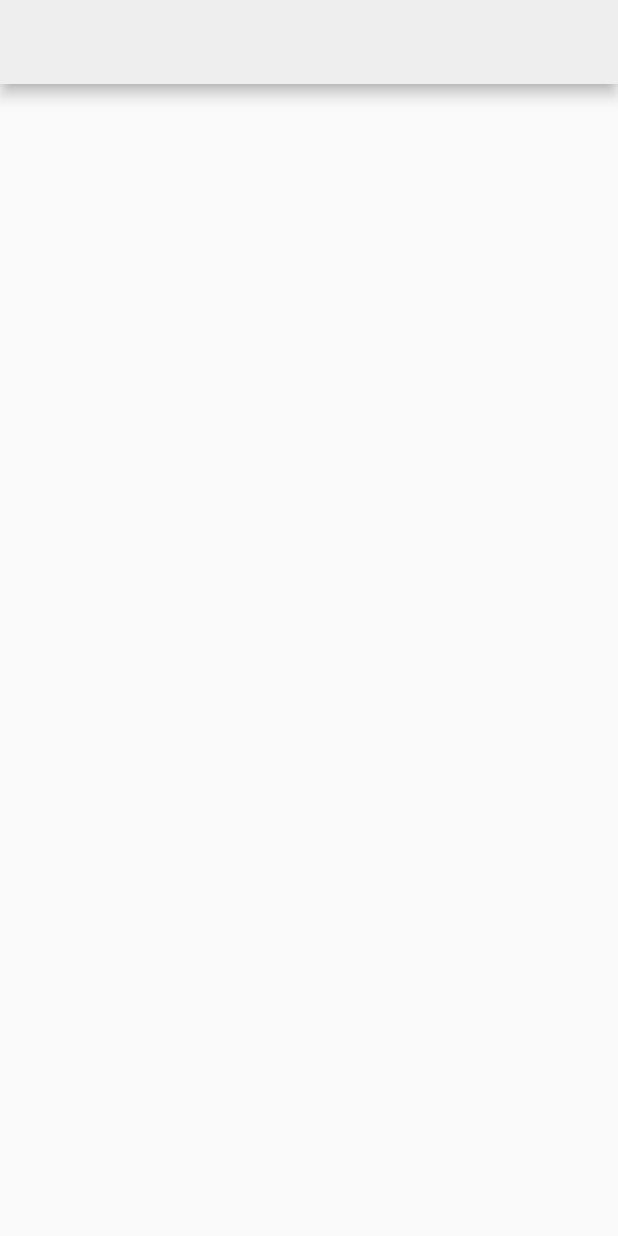
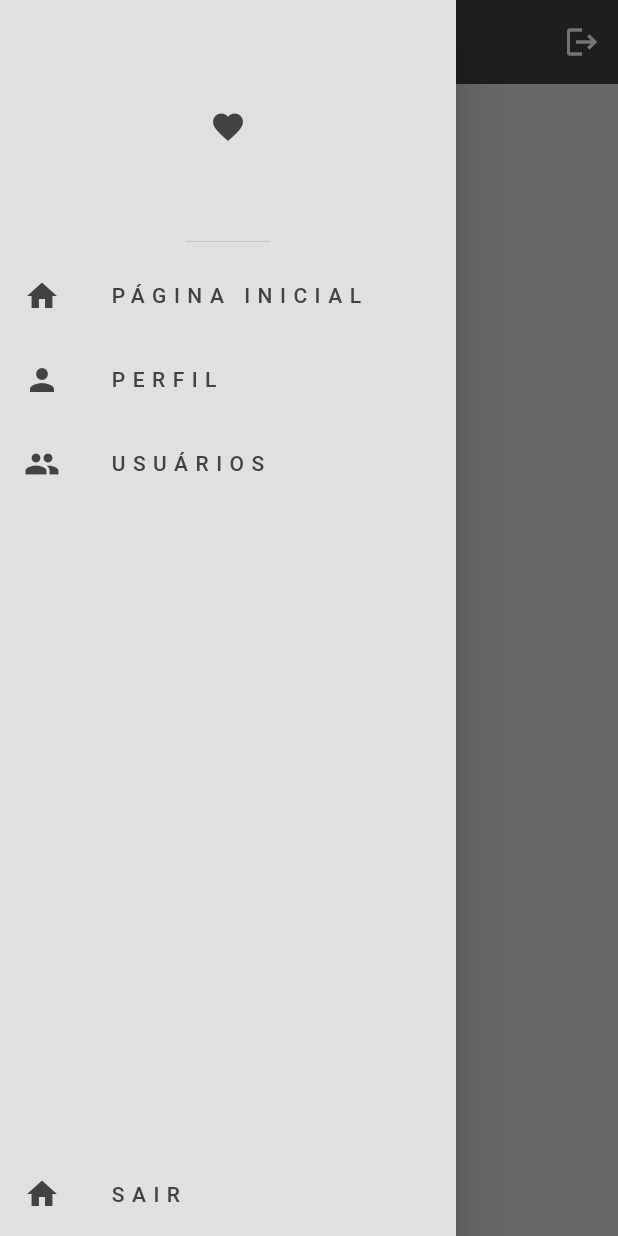
Before and after one commit to maisaamadeu/minimal_social_media, a Flutter app: the HomePage screen opened directly, with the side drawer open (before the commit the screen has no drawer), on a phone screen of 412 x 824 dp. Run offline on Flutter 3.47's test engine with Material 2 defaults, Android fonts, the phone set to English and light mode, and no system bars; our stand-ins replace dio, get; accounts and stored records are empty.

Commit message:
Acho que era o drawer e a pagina de perfil

```diff
--- a/lib/app/app_widget.dart
+++ b/lib/app/app_widget.dart
@@ -1,7 +1,7 @@
 import 'package:flutter/material.dart';
 import 'package:get/get.dart';
 import 'package:minimal_social_media/app/bindings/app_binding.dart';
-import 'package:minimal_social_media/app/pages/login_page.dart';
+import 'package:minimal_social_media/app/pages/sign_in_page.dart';
 import 'package:minimal_social_media/app/shared/controllers/theme_controller.dart';
 import 'package:minimal_social_media/app/shared/themes/dark_mode.dart';
 import 'package:minimal_social_media/app/shared/themes/light_mode.dart';
@@ -17,7 +17,7 @@ class AppWidget extends GetView<ThemeController> {
       () => GetMaterialApp(
         theme: themeController.lightMode.value ? lightMode : darkMode,
         initialBinding: AppBinding(),
-        home: LoginPage(),
+        home: SignInPage(),
       ),
     );
   }
--- a/lib/app/pages/home_page.dart
+++ b/lib/app/pages/home_page.dart
@@ -1,7 +1,9 @@
 import 'package:flutter/material.dart';
 import 'package:get/get.dart';
+import 'package:minimal_social_media/app/pages/sign_in_page.dart';
 import 'package:minimal_social_media/app/shared/controllers/theme_controller.dart';
 import 'package:minimal_social_media/app/shared/controllers/user_controller.dart';
+import 'package:minimal_social_media/app/shared/widgets/my_drawer.dart';
 
 class HomePage extends StatelessWidget {
   HomePage({super.key});
@@ -12,18 +14,32 @@ class HomePage extends StatelessWidget {
   @override
   Widget build(BuildContext context) {
     return Scaffold(
-      appBar: AppBar(),
+      backgroundColor: Theme.of(context).colorScheme.background,
+      drawer: MyDrawer(),
+      appBar: AppBar(
+        title: const Text('Página Inicial'),
+        backgroundColor: Theme.of(context).colorScheme.inversePrimary,
+        elevation: 0,
+        centerTitle: true,
+        actions: [
+          IconButton(
+            icon: const Icon(Icons.logout),
+            onPressed: () {
+              userController.setUser();
+              Get.off(() => const SignInPage());
+            },
+          ),
+        ],
+      ),
       body: SafeArea(
         child: Column(
           mainAxisAlignment: MainAxisAlignment.center,
           crossAxisAlignment: CrossAxisAlignment.stretch,
           children: [
-
             Text(
-             userController.user.value!.email.toString(),
+              userController.user.value!.email.toString(),
               textAlign: TextAlign.center,
             ),
-
           ],
         ),
       ),
--- a/lib/app/shared/controllers/auth_controller.dart
+++ b/lib/app/shared/controllers/auth_controller.dart
@@ -10,7 +10,7 @@ class AuthController extends GetxController {
 
   Future<void> login(
       {required BuildContext context, String? email, String? password}) async {
-    String? result = await _auth.login(
+    String? result = await _auth.signIn(
       email: email,
       password: password,
     );
@@ -31,7 +31,7 @@ class AuthController extends GetxController {
       String? email,
       String? password,
       String? confirmPassword}) async {
-    String? result = await _auth.register(
+    String? result = await _auth.signUp(
       username: username,
       email: email,
       password: password,
--- a/lib/app/shared/controllers/user_controller.dart
+++ b/lib/app/shared/controllers/user_controller.dart
@@ -1,10 +1,10 @@
 import 'package:get/get.dart';
 import 'package:minimal_social_media/app/shared/models/user_model.dart';
 
-class UserController extends GetxController  {
+class UserController extends GetxController {
   final Rx<UserModel?> user = Rx<UserModel?>(null);
 
-  void setUser({required UserModel newUser}) {
+  void setUser({UserModel? newUser}) {
     user.value = newUser;
   }
 }
--- a/lib/app/shared/services/auth_service.dart
+++ b/lib/app/shared/services/auth_service.dart
@@ -15,7 +15,7 @@ class Auth {
 
   Auth({required this.dio});
 
-  Future<String?> login({String? email, String? password}) async {
+  Future<String?> signIn({String? email, String? password}) async {
     try {
       final String? emailError =
           await EmailValidator().validate(email: email, login: true);
@@ -64,7 +64,7 @@ class Auth {
     }
   }
 
-  Future<String?> register({
+  Future<String?> signUp({
     String? username,
     String? email,
     String? password,
--- a/lib/app/shared/widgets/my_drawer.dart
+++ b/lib/app/shared/widgets/my_drawer.dart
@@ -0,0 +1,106 @@
+import 'package:flutter/material.dart';
+import 'package:get/get.dart';
+import 'package:minimal_social_media/app/pages/home_page.dart';
+import 'package:minimal_social_media/app/pages/profile_page.dart';
+import 'package:minimal_social_media/app/pages/sign_in_page.dart';
+import 'package:minimal_social_media/app/pages/users_page.dart';
+import 'package:minimal_social_media/app/shared/controllers/user_controller.dart';
+
+class MyDrawer extends StatelessWidget {
+  MyDrawer({super.key});
+
+  final UserController userController = Get.find<UserController>();
+
+  @override
+  Widget build(BuildContext context) {
+    return Drawer(
+      backgroundColor: Theme.of(context).colorScheme.background,
+      child: Column(
+        mainAxisAlignment: MainAxisAlignment.spaceBetween,
+        children: [
+          Column(
+            children: [
+              // DrawerHeader com um ícone de coração
+              DrawerHeader(
+                child: Icon(
+                  Icons.favorite,
+                  color: Theme.of(context).colorScheme.inversePrimary,
+                ),
+              ),
+              // Opção de página inicial
+              ListTile(
+                leading: Icon(
+                  Icons.home,
+                  color: Theme.of(context).colorScheme.inversePrimary,
+                ),
+                title: const Text(
+                  'PÁGINA INICIAL',
+                  style: TextStyle(
+                    letterSpacing: 5,
+                  ),
+                ),
+                onTap: () {
+                  Navigator.pop(context);
+                  Get.to(() => HomePage());
+                },
+              ),
+              // Opção de perfil
+              ListTile(
+                leading: Icon(
+                  Icons.person,
+                  color: Theme.of(context).colorScheme.inversePrimary,
+                ),
+                title: const Text(
+                  'PERFIL',
+                  style: TextStyle(
+                    letterSpacing: 5,
+                  ),
+                ),
+                onTap: () {
+                  Navigator.pop(context);
+                  Get.to(() => ProfilePage());
+                },
+              ),
+              // Opção de usuários
+              ListTile(
+                leading: Icon(
+                  Icons.people,
+                  color: Theme.of(context).colorScheme.inversePrimary,
+                ),
+                title: const Text(
+                  'USUÁRIOS',
+                  style: TextStyle(
+                    letterSpacing: 5,
+                  ),
+                ),
+                onTap: () {
+                  Navigator.pop(context);
+                  Get.to(() => const UsersPage());
+                },
+              ),
+            ],
+          ),
+          // Opção de sair
+          ListTile(
+            leading: Icon(
+              Icons.home,
+              color: Theme.of(context).colorScheme.inversePrimary,
+            ),
+            title: const Text(
+              'SAIR',
+              style: TextStyle(
+                letterSpacing: 5,
+              ),
+            ),
+            onTap: () {
+              userController.setUser();
+              Get.off(
+                () => const SignInPage(),
+              );
+            },
+          ),
+        ],
+      ),
+    );
+  }
+}
```
Also changed, not shown: lib/app/pages/profile_page.dart (added, +61 -0 lines), lib/app/pages/sign_in_page.dart (renamed from lib/app/pages/login_page.dart, +6 -6 lines), lib/app/pages/sign_up_page.dart (renamed from lib/app/pages/register_page.dart, +6 -6 lines), lib/app/pages/users_page.dart (added, +49 -0 lines), lib/app/shared/repositories/users_repository.dart (+19 -0 lines), 1 other file.
